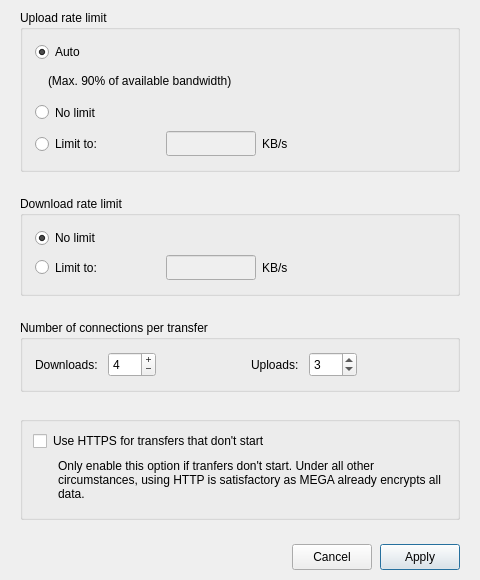
Above: src/MEGASync/gui/ui/BandwidthSettings.ui from meganz/MEGAsync before the change. Below: the same form after it.
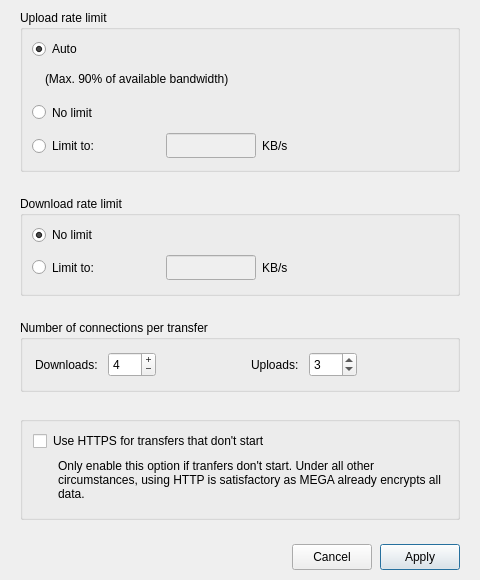
That is the form after the change.

Commit message: SNC-5128: Fix space on radios inside horitzontal layout

What changed in the file:
```diff
--- a/src/MEGASync/gui/ui/BandwidthSettings.ui
+++ b/src/MEGASync/gui/ui/BandwidthSettings.ui
@@ -94,21 +94,8 @@
         <string notr="true">mega</string>
        </property>
        <layout class="QVBoxLayout" name="verticalLayout">
-        <property name="spacing">
-         <number>6</number>
-        </property>
-        <property name="leftMargin">
-         <number>12</number>
-        </property>
-        <property name="topMargin">
-         <number>12</number>
-        </property>
-        <property name="rightMargin">
-         <number>12</number>
-        </property>
-        <property name="bottomMargin">
-         <number>12</number>
-        </property>
+        <item>
+         <layout class="QHBoxLayout" name="horizontalLayout_6">
         <item>
          <widget class="QRadioButton" name="rUploadAutoLimit">
           <property name="enabled">
@@ -129,6 +116,21 @@
          </widget>
         </item>
         <item>
+           <spacer name="horizontalSpacer_10">
+            <property name="orientation">
+             <enum>Qt::Horizontal</enum>
+            </property>
+            <property name="sizeHint" stdset="0">
+             <size>
+              <width>40</width>
+              <height>20</height>
+             </size>
+            </property>
+           </spacer>
+          </item>
+         </layout>
+        </item>
+        <item>
          <layout class="QHBoxLayout" name="horizontalLayout">
           <item>
            <spacer name="horizontalSpacer">
@@ -156,6 +158,8 @@
          </layout>
         </item>
         <item>
+         <layout class="QHBoxLayout" name="horizontalLayout_7">
+          <item>
          <widget class="QRadioButton" name="rUploadNoLimit">
           <property name="enabled">
            <bool>true</bool>
@@ -184,6 +188,21 @@
          </widget>
         </item>
         <item>
+           <spacer name="horizontalSpacer_11">
+            <property name="orientation">
+             <enum>Qt::Horizontal</enum>
+            </property>
+            <property name="sizeHint" stdset="0">
+             <size>
+              <width>40</width>
+              <height>20</height>
+             </size>
+            </property>
+           </spacer>
+          </item>
+         </layout>
+        </item>
+        <item>
          <layout class="QHBoxLayout" name="horizontalLayout_2">
           <item>
            <widget class="QRadioButton" name="rUploadLimit">
@@ -324,21 +343,8 @@
         <string notr="true">mega</string>
        </property>
        <layout class="QVBoxLayout" name="verticalLayout_2">
-        <property name="spacing">
-         <number>6</number>
-        </property>
-        <property name="leftMargin">
-         <number>12</number>
-        </property>
-        <property name="topMargin">
-         <number>12</number>
-        </property>
-        <property name="rightMargin">
-         <number>12</number>
-        </property>
-        <property name="bottomMargin">
-         <number>12</number>
-        </property>
+        <item>
+         <layout class="QHBoxLayout" name="horizontalLayout_8">
         <item>
          <widget class="QRadioButton" name="rDownloadNoLimit">
           <property name="cursor">
@@ -351,6 +357,21 @@
            <bool>true</bool>
           </property>
          </widget>
+          </item>
+          <item>
+           <spacer name="horizontalSpacer_12">
+            <property name="orientation">
+             <enum>Qt::Horizontal</enum>
+            </property>
+            <property name="sizeHint" stdset="0">
+             <size>
+              <width>40</width>
+              <height>20</height>
+             </size>
+            </property>
+           </spacer>
+          </item>
+         </layout>
         </item>
         <item>
          <layout class="QHBoxLayout" name="horizontalLayout_5">
```
Lines whose indentation alone changed are shown as unchanged.
